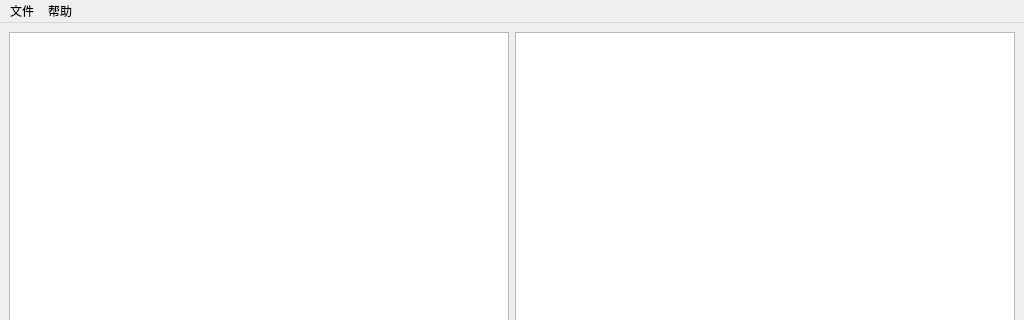
Before: the Qt Designer form mainwindow.ui in Sakurababycat/JMarkDown, drawn with Qt 5; both pictures show x 0 to 1024 and y 0 to 320 of the 1024 by 768 pixel window.
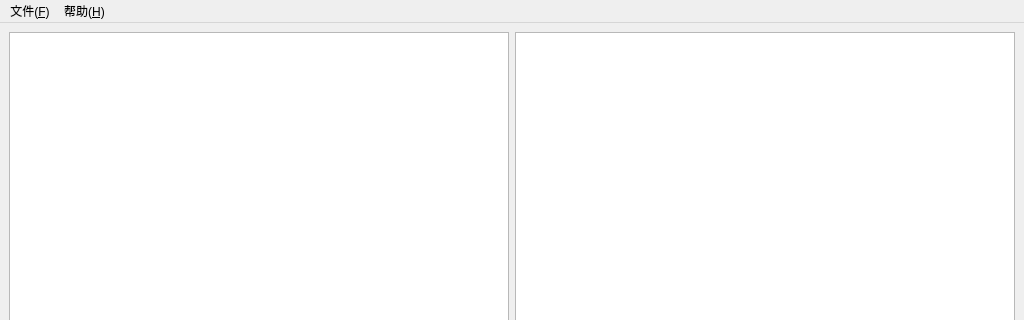
After: the same form once the commit is applied.

Commit message: add shortcut for menu

Patch:
```diff
--- a/mainwindow.ui
+++ b/mainwindow.ui
@@ -67,7 +67,7 @@
    </property>
    <widget class="QMenu" name="file_menu">
     <property name="title">
-     <string>文件</string>
+     <string>文件(&amp;F)</string>
     </property>
     <addaction name="new_action"/>
     <addaction name="open_action"/>
@@ -78,7 +78,7 @@
    </widget>
    <widget class="QMenu" name="help_menu">
     <property name="title">
-     <string>帮助</string>
+     <string>帮助(&amp;H)</string>
     </property>
     <addaction name="about_action"/>
    </widget>
```
Left out of the diff: 48 changed lines with no effect on the pictures. The commit also changes 1 other file.
